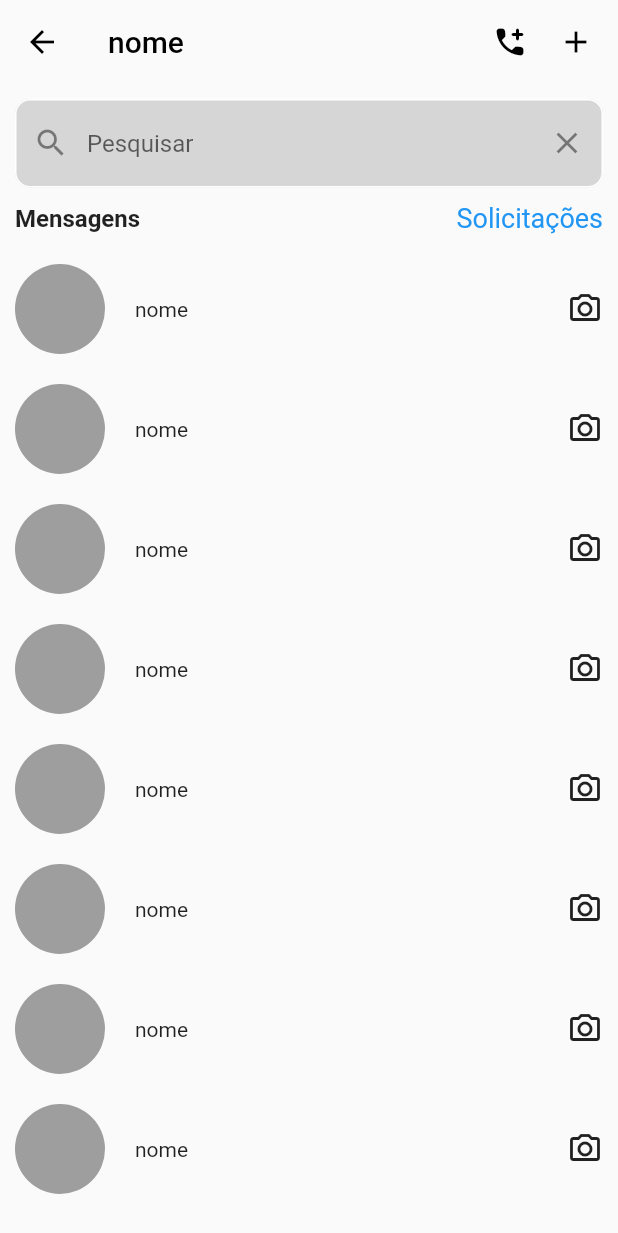
After one commit to PatricioSA/clone-Instagram, a Flutter app: the screen it shows after launch, after a tap on the "share" icon, on a phone screen of 412 x 824 dp. The commit adds this screen. Shown: the top 1233 px of the screen. Run offline on Flutter 3.47's test engine with Material 2 defaults, Android fonts, the phone set to English and light mode, and no system bars; our stand-ins replace google_nav_bar.

Commit message:
criação das pagina mensagens

```diff
--- a/app/analysis_options.yaml
+++ b/app/analysis_options.yaml
@@ -7,7 +7,7 @@
 
 # The following line activates a set of recommended lints for Flutter apps,
 # packages, and plugins designed to encourage good coding practices.
-include: package:flutter_lints/flutter.yaml
+# include: package:flutter_lints/flutter.yaml
 
 linter:
   # The lint rules applied to this project can be customized in the
--- a/app/lib/pages/home.dart
+++ b/app/lib/pages/home.dart
@@ -1,3 +1,4 @@
+import 'package:app/pages/share.dart';
 import 'package:app/reutilizaveis/posts.dart';
 import 'package:app/reutilizaveis/stories.dart';
 import 'package:flutter/material.dart';
@@ -20,7 +21,7 @@ class UserHome extends StatelessWidget {
     return Scaffold(
       appBar: AppBar(
         //titleSpacing: 12,
-        //backgroundColor: Colors.transparent,
+        backgroundColor: Colors.transparent,
         elevation: 0,
         title: Row(
           mainAxisAlignment: MainAxisAlignment.spaceBetween,
@@ -33,9 +34,17 @@ class UserHome extends StatelessWidget {
                   padding: const EdgeInsets.symmetric(horizontal: 25),
                   child: Icon(Icons.favorite_border_outlined),
                 ),
-                Icon(Icons.share),
+                GestureDetector(
+                  child: Icon(Icons.share),
+                  onTap: () {
+                    Navigator.push(
+                      context,
+                      MaterialPageRoute(builder: (context) => SharePage()),
+                    );
+                  },
+                ),
               ],
-            )
+            ),
           ],
         ),
       ),
--- /dev/null
+++ b/app/lib/pages/share.dart
@@ -0,0 +1,87 @@
+import 'package:app/reutilizaveis/mensagens.dart';
+import 'package:flutter/material.dart';
+
+class SharePage extends StatelessWidget {
+  TextEditingController _texto = new TextEditingController();
+
+  @override
+  Widget build(BuildContext context) {
+    return Scaffold(
+      appBar: AppBar(
+        backgroundColor: Colors.transparent,
+        elevation: 0,
+        title: Row(
+          mainAxisAlignment: MainAxisAlignment.spaceBetween,
+          children: [
+            Text('nome'),
+            Row(
+              children: [
+                Icon(Icons.add_ic_call_rounded),
+                SizedBox(
+                  width: 20,
+                ),
+                Icon(Icons.add_outlined),
+              ],
+            ),
+          ],
+        ),
+      ),
+      body: Container(
+        padding: EdgeInsets.all(10),
+        child: Column(
+          children: [
+            //BARRA DE PESQUISA
+            TextField(
+              keyboardType: TextInputType.text,
+              decoration: InputDecoration(
+                prefixIcon: Icon(Icons.search),
+                hintText: 'Pesquisar',
+                enabledBorder: OutlineInputBorder(
+                    borderSide: BorderSide(color: Colors.white),
+                    borderRadius: BorderRadius.circular(10)),
+                focusedBorder: OutlineInputBorder(
+                  borderRadius: BorderRadius.circular(10),
+                ),
+                fillColor: Colors.grey[350],
+                filled: true,
+                suffixIcon: IconButton(
+                  onPressed: () {
+                    _texto.clear();
+                  },
+                  icon: Icon(Icons.clear),
+                ),
+              ),
+              controller: _texto,
+            ),
+
+            SizedBox(
+              height: 10,
+            ),
+
+            Row(
+              mainAxisAlignment: MainAxisAlignment.spaceBetween,
+              children: [
+                Text('Mensagens',
+                    style:
+                        TextStyle(fontSize: 16, fontWeight: FontWeight.bold)),
+                Text('Solicitações',
+                    style: TextStyle(fontSize: 18, color: Colors.blue))
+              ],
+            ),
+
+            SizedBox(
+              height: 20,
+            ),
+
+            Expanded(
+              child: ListView.builder(
+                itemCount: 20,
+                itemBuilder: (context, index) => Mensagens(),
+              ),
+            ),
+          ],
+        ),
+      ),
+    );
+  }
+}
--- /dev/null
+++ b/app/lib/reutilizaveis/mensagens.dart
@@ -0,0 +1,34 @@
+import 'package:flutter/material.dart';
+
+class Mensagens extends StatelessWidget {
+  const Mensagens({super.key});
+
+  @override
+  Widget build(BuildContext context) {
+    return Container(
+      margin: EdgeInsets.only(bottom: 20),
+      child: Row(
+        mainAxisAlignment: MainAxisAlignment.spaceBetween,
+        children: [
+          Row(
+            children: [
+              Container(
+                width: 60,
+                height: 60,
+                decoration: BoxDecoration(
+                  shape: BoxShape.circle,
+                  color: Colors.grey,
+                ),
+              ),
+              SizedBox(
+                width: 20,
+              ),
+              Text('nome'),
+            ],
+          ),
+          Icon(Icons.camera_alt_outlined)
+        ],
+      ),
+    );
+  }
+}
```
